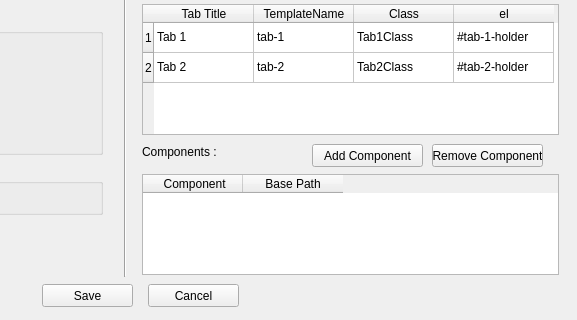
The window that newinteractivityform.ui (vihangpatel/WatchDog2) describes before a commit, drawn with Qt 5; both pictures show x 238 to 815 and y 206 to 526 of the 815 by 526 pixel window.
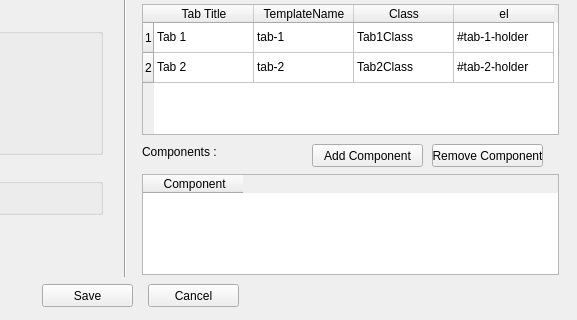
The same window after the commit.

Commit message: Remove basePath from the component table.

```diff
--- a/newinteractivityform.ui
+++ b/newinteractivityform.ui
@@ -624,14 +624,6 @@
      <set>AlignHCenter|AlignVCenter|AlignCenter</set>
     </property>
    </column>
-   <column>
-    <property name="text">
-     <string>Base Path</string>
-    </property>
-    <property name="textAlignment">
-     <set>AlignHCenter|AlignVCenter|AlignCenter</set>
-    </property>
-   </column>
   </widget>
   <widget class="QPushButton" name="removeComponentBtn">
    <property name="geometry">
```
The commit also changes 2 other files.
